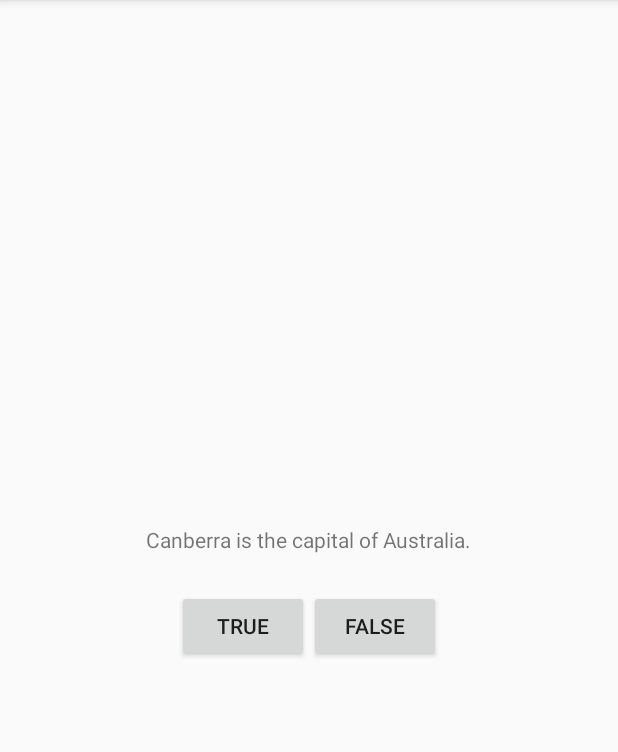
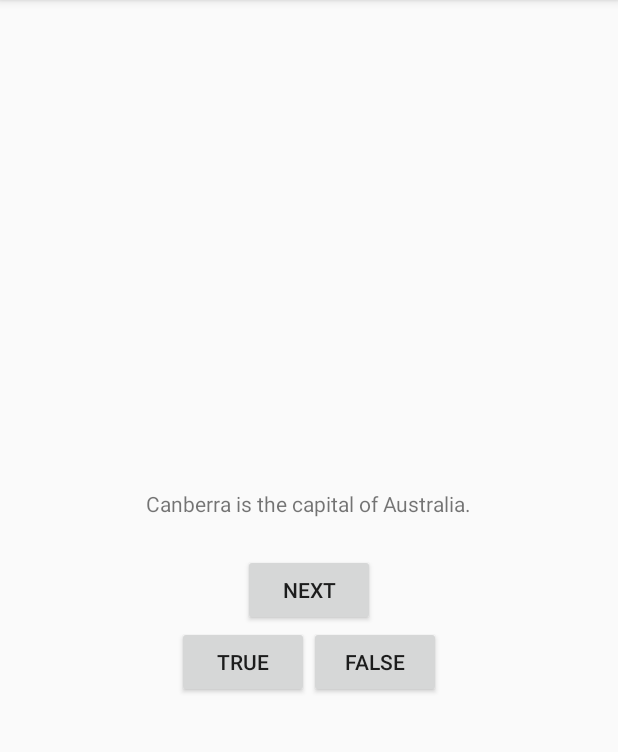
Before and after one commit to agentman1031/GeoQuiz, an Android app: the screen it shows after launch (MainActivity), on a phone screen of 412 x 824 dp, the part 84-836 px from its top. Run offline under Robolectric (Android 15) with nearby library versions, the phone set to English and light mode, and no system bars.

Commit message:
Following along BNR page 45.

```diff
--- a/app/src/main/java/com/agentman/geoquiz/MainActivity.kt
+++ b/app/src/main/java/com/agentman/geoquiz/MainActivity.kt
@@ -1,4 +1,6 @@
 package com.agentman.geoquiz
+
+
 
 import androidx.appcompat.app.AppCompatActivity
 import android.os.Bundle
@@ -10,6 +12,16 @@ class MainActivity : AppCompatActivity() {
 
     private lateinit var trueButton: Button
     private lateinit var falseButton: Button
+
+    private val questionBank = listOf(
+        Question(R.string.question_australia, true),
+        Question(R.string.question_oceans, true),
+        Question(R.string.question_mideast, false),
+        Question(R.string.question_africa, false),
+        Question(R.string.question_americas, true),
+        Question(R.string.question_asia, true))
+
+    private var currentIndex = 0
 
     override fun onCreate(savedInstanceState: Bundle?) {
         super.onCreate(savedInstanceState)
@@ -23,7 +35,7 @@ class MainActivity : AppCompatActivity() {
         }
 
         falseButton.setOnClickListener{ view: View ->
-            Toast.makeText(this, R.string.incorrect_toast, Toast.LENGTH_SHORT).show()
+           Toast.makeText(this, R.string.incorrect_toast, Toast.LENGTH_SHORT).show()
         }
 
     }
--- /dev/null
+++ b/app/src/main/java/com/agentman/geoquiz/Question.kt
@@ -0,0 +1,5 @@
+package com.agentman.geoquiz
+
+import androidx.annotation.StringRes
+
+data class Question (@StringRes val textResId: Int, val answer: Boolean)
--- a/app/src/main/res/layout/activity_main.xml
+++ b/app/src/main/res/layout/activity_main.xml
@@ -6,10 +6,18 @@
     android:orientation="vertical">
 
     <TextView
+        android:id="@+id/question_text_view"
         android:layout_width="wrap_content"
         android:layout_height="wrap_content"
+        android:layout_gravity="center"
         android:padding="24dp"
-        android:text="@string/question_text" />
+        android:text="@string/question_australia" />
+
+    <Button
+        android:id="@+id/next_button"
+        android:layout_width="wrap_content"
+        android:layout_height="wrap_content"
+        android:text="@string/next_button"/>
 
     <LinearLayout
         android:layout_width="wrap_content"
--- a/app/src/main/res/values/strings.xml
+++ b/app/src/main/res/values/strings.xml
@@ -1,8 +1,14 @@
 <resources>
     <string name="app_name">GeoQuiz</string>
-    <string name="question_text">Canberra is the capital of Australia.</string>
+    <string name="question_australia">Canberra is the capital of Australia.</string>
+    <string name="question_oceans">The Pacific Ocean is larger than the Atlantic Ocean.</string>
+    <string name="question_mideast">The Suez Canal connects the Red Sea and the Indian Ocean.</string>
+    <string name="question_africa">The source of the Nile River is in Egypt.</string>
+    <string name="question_americas">The Amazon River is the longest river in the Americas.</string>
+    <string name="question_asia">Lake Baikal is the world\'s oldest and deepest freshwater lake.</string>
     <string name="true_button">True</string>
     <string name="false_button">False</string>
     <string name="correct_toast">Correct!</string>
     <string name="incorrect_toast">Incorrect!</string>
+    <string name="next_button">Next</string>
 </resources>
```
